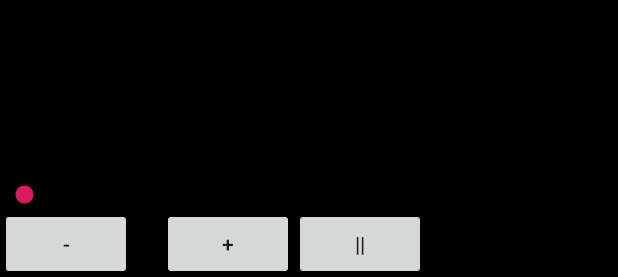
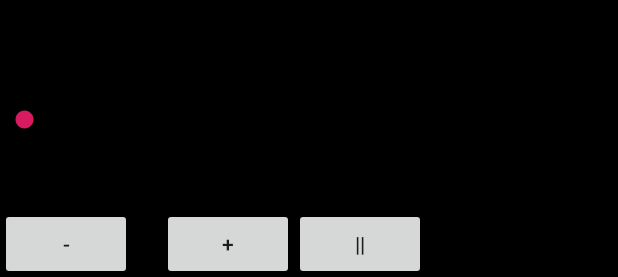
Before and after one commit to arrsm/speedread, an Android app: the layout book_reader.xml on its own in the app's theme, with its tools: preview values and no code run, on a phone screen of 412 x 824 dp. Shown: the part 956-1233 px from the top of the screen. Run offline under Robolectric (Android 15) with nearby library versions, the phone set to English and light mode, and no system bars.

Commit message:
disable swipe, restyle spacing of reader

```diff
--- a/app/src/main/java/com/example/oceo/speedread/BookReaderFragment.kt
+++ b/app/src/main/java/com/example/oceo/speedread/BookReaderFragment.kt
@@ -147,6 +147,7 @@ class BookReaderFragment : Fragment() {
         setupWPMControls()
         setupChapterControls(book)
         currentChunkView = rootView!!.findViewById(R.id.current_chunk)
+        currentChunkView!!.movementMethod = ScrollingMovementMethod()
 
         //textSelection()
         handleSwipes()
@@ -165,7 +166,7 @@ class BookReaderFragment : Fragment() {
 
         textSelectionMenu = cTextSelectionMenu(currentChunkView!!)
         currentWordView = rootView!!.findViewById(R.id.current_word)
-        fullStoryView = rootView!!.findViewById(R.id.file_test)
+//        fullStoryView = rootView!!.findViewById(R.id.file_test)
         chapterSeekBar = rootView!!.findViewById(R.id.seekBar)
         chptProgressView = rootView!!.findViewById(R.id.chapter_progress_view)
 
@@ -216,25 +217,26 @@ class BookReaderFragment : Fragment() {
     }
 
     fun handleSwipes() {
-        currentChunkView!!.setOnTouchListener(object : OnSwipeTouchListener(activity) {
-            override fun onSwipeTop() {
-//                Toast.makeText(activity, "top", Toast.LENGTH_SHORT).show();
-            }
-
-            override fun onSwipeRight() {
-//                Toast.makeText(activity, "right", Toast.LENGTH_SHORT).show();
-                moveToPrevSentence()
-            }
-
-            override fun onSwipeLeft() {
-//                Toast.makeText(activity, "left", Toast.LENGTH_SHORT).show();
-                moveToNextSentence()
-            }
-
-            override fun onSwipeBottom() {
-//                Toast.makeText(activity, "bottom", Toast.LENGTH_SHORT).show();
-            }
-        })
+        // disable until logic to prevent overscrolling implemented
+//        currentChunkView!!.setOnTouchListener(object : OnSwipeTouchListener(activity) {
+//            override fun onSwipeTop() {
+////                Toast.makeText(activity, "top", Toast.LENGTH_SHORT).show();
+//            }
+//
+//            override fun onSwipeRight() {
+////                Toast.makeText(activity, "right", Toast.LENGTH_SHORT).show();
+//                moveToPrevSentence()
+//            }
+//
+//            override fun onSwipeLeft() {
+////                Toast.makeText(activity, "left", Toast.LENGTH_SHORT).show();
+//                moveToNextSentence()
+//            }
+//
+//            override fun onSwipeBottom() {
+////                Toast.makeText(activity, "bottom", Toast.LENGTH_SHORT).show();
+//            }
+//        })
     }
 
     fun textSelection() {
--- a/app/src/main/res/layout/book_reader.xml
+++ b/app/src/main/res/layout/book_reader.xml
@@ -1,5 +1,5 @@
 <?xml version="1.0" encoding="utf-8"?>
-<LinearLayout xmlns:android="http://schemas.android.com/apk/res/android"
+<androidx.constraintlayout.widget.ConstraintLayout xmlns:android="http://schemas.android.com/apk/res/android"
     xmlns:app="http://schemas.android.com/apk/res-auto"
     xmlns:tools="http://schemas.android.com/tools"
     android:layout_width="match_parent"
@@ -9,9 +9,11 @@
     tools:context=".BookReaderFragment">
 
     <LinearLayout
+        android:id="@+id/chapter_controls"
         android:layout_width="match_parent"
         android:layout_height="wrap_content"
-        android:orientation="horizontal">
+        android:orientation="horizontal"
+        app:layout_constraintTop_toTopOf="parent">
 
         <Button
             android:id="@+id/lower_chpt_btn"
@@ -58,43 +60,51 @@
         android:gravity="center"
         android:padding="50dp"
         android:textColor="@android:color/white"
-        android:textSize="40sp" />
+        android:textSize="40sp"
+        android:layout_marginTop="100dp"
+        app:layout_constraintTop_toBottomOf="@id/chapter_controls" />
 
 
     <TextView
         android:id="@+id/current_chunk"
-        android:layout_width="wrap_content"
-        android:layout_height="wrap_content"
+        android:layout_width="match_parent"
+        android:layout_height="0dp"
         android:paddingTop="30dp"
         android:paddingBottom="70dp"
+        android:scrollbars="vertical"
         android:textColor="@android:color/white"
         android:textIsSelectable="true"
-        android:textSize="20sp" />
+        android:textSize="20sp"
+        app:layout_constraintBottom_toTopOf="@id/chapter_progress_view"
+        app:layout_constraintHeight_max="300dp"
+        app:layout_constraintTop_toBottomOf="@id/current_word" />
 
 
     <TextView
-        android:id="@+id/file_test"
-        android:layout_width="wrap_content"
-        android:layout_height="0dp"
-        android:layout_weight="1"
+        android:id="@+id/chapter_progress_view"
+        android:layout_width="match_parent"
+        android:layout_height="wrap_content"
+        android:maxHeight="400dp"
+        android:maxLines="10"
         android:scrollbars="vertical"
-        android:textColor="@android:color/white" />
+        android:textColor="@android:color/white"
+        app:layout_constrainedHeight="true"
+        app:layout_constraintBottom_toTopOf="@id/seekBar"></TextView>
 
-    <TextView
-        android:id="@+id/chapter_progress_view"
-        android:layout_width="wrap_content"
-        android:layout_height="wrap_content"
-        android:textColor="@android:color/white"></TextView>
 
     <SeekBar
         android:id="@+id/seekBar"
         android:layout_width="match_parent"
-        android:layout_height="wrap_content"></SeekBar>
+        android:layout_height="wrap_content"
+        android:layout_marginBottom="50dp"
+        app:layout_constraintBottom_toTopOf="@id/reader_footer"></SeekBar>
 
     <LinearLayout
+        android:id="@+id/reader_footer"
         android:layout_width="match_parent"
         android:layout_height="wrap_content"
-        android:orientation="horizontal">
+        android:orientation="horizontal"
+        app:layout_constraintBottom_toBottomOf="parent">
 
         <Button
             android:id="@+id/lower_wpm_button"
@@ -127,4 +137,4 @@
     </LinearLayout>
 
 
-</LinearLayout>
+</androidx.constraintlayout.widget.ConstraintLayout>
```
Lines whose indentation alone changed are shown as unchanged.
